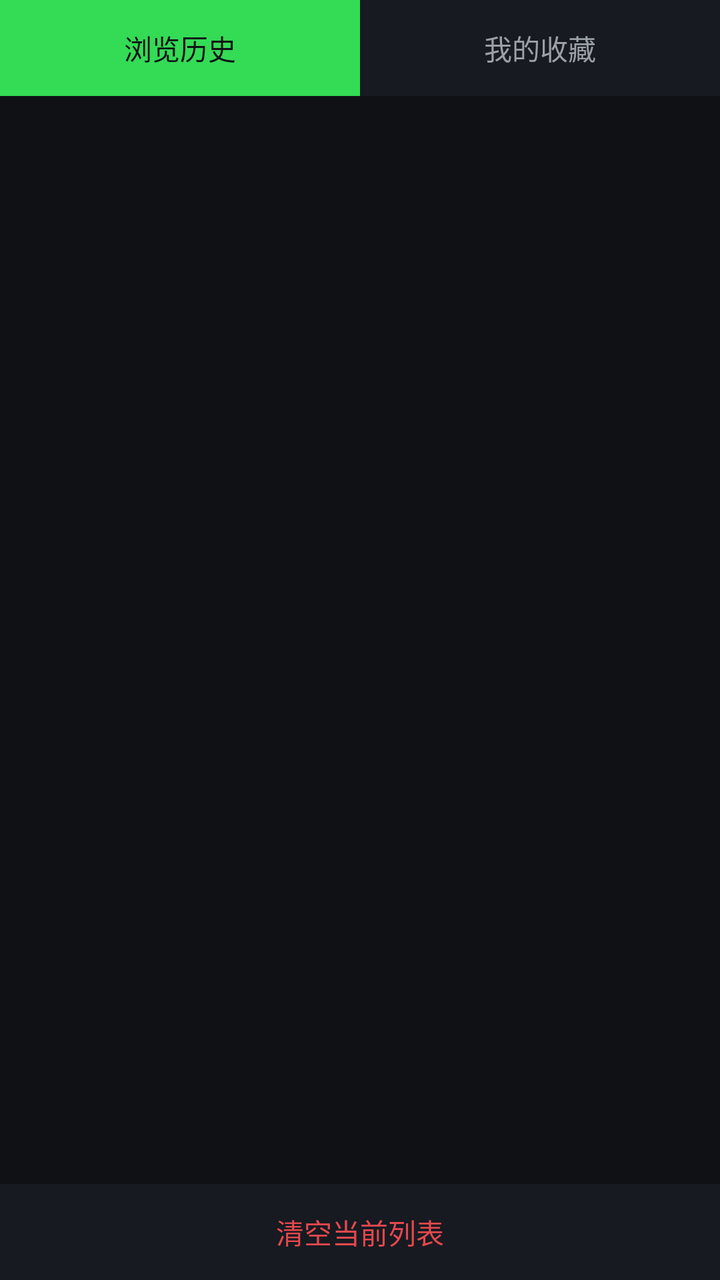
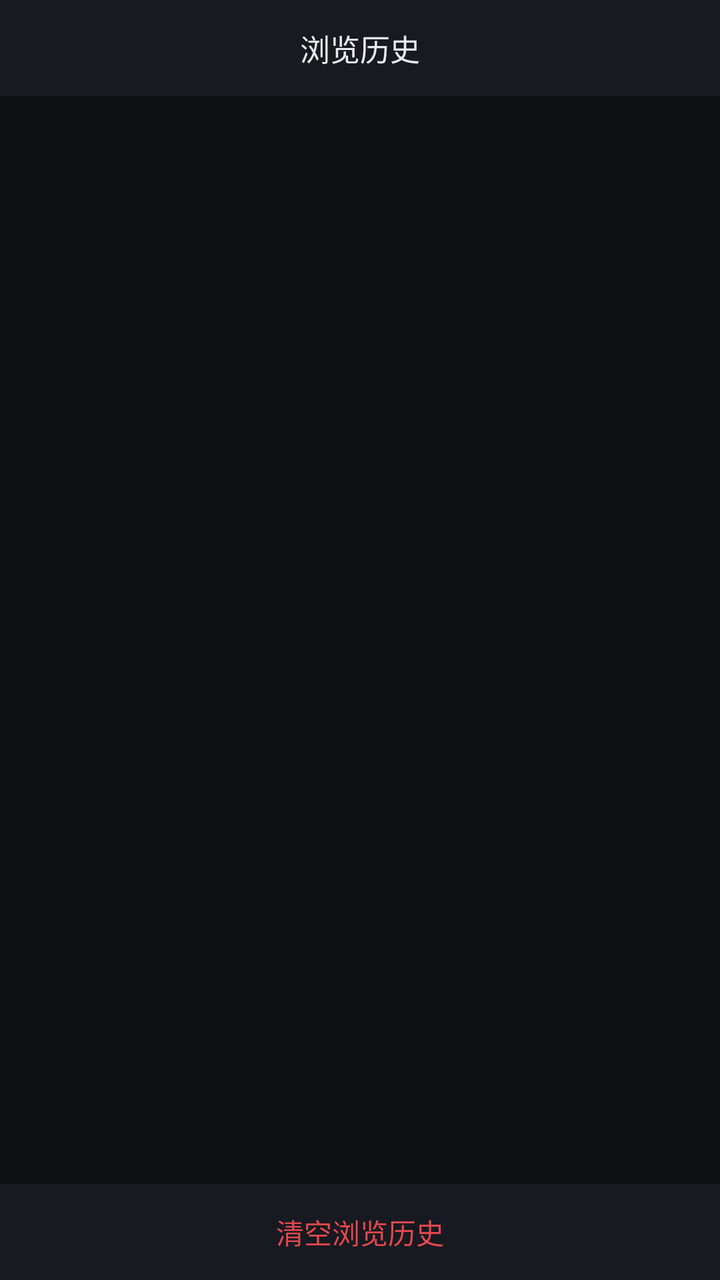

Two renders of the same Android screen: before a commit and after it. Below are the layout's source before the change and the commit's diff.
<!-- AndroidManifest.xml: application theme AppTheme -->
<!-- res/layout/activity_list.xml -->
<?xml version="1.0" encoding="utf-8"?>
<LinearLayout xmlns:android="http://schemas.android.com/apk/res/android"
    android:layout_width="match_parent"
    android:layout_height="match_parent"
    android:background="@color/bg"
    android:orientation="vertical">

    <LinearLayout
        android:layout_width="match_parent"
        android:layout_height="48dp"
        android:background="@color/surface"
        android:orientation="horizontal">

        <Button
            android:id="@+id/tabHist"
            android:layout_width="0dp"
            android:layout_height="match_parent"
            android:layout_weight="1"
            android:background="@drawable/bg_tab_on"
            android:text="浏览历史"
            android:textColor="#FF0F1115"
            android:textSize="14sp" />

        <Button
            android:id="@+id/tabFav"
            android:layout_width="0dp"
            android:layout_height="match_parent"
            android:layout_weight="1"
            android:background="@drawable/bg_tab_off"
            android:text="我的收藏"
            android:textColor="#FF9AA0A6"
            android:textSize="14sp" />

    </LinearLayout>

    <ListView
        android:id="@+id/list"
        android:layout_width="match_parent"
        android:layout_height="0dp"
        android:layout_weight="1"
        android:divider="@color/divider"
        android:dividerHeight="1dp" />

    <TextView
        android:id="@+id/empty"
        android:layout_width="match_parent"
        android:layout_height="0dp"
        android:layout_weight="1"
        android:gravity="center"
        android:text="暂无记录"
        android:textColor="@color/text2"
        android:textSize="14sp"
        android:visibility="gone" />

    <Button
        android:id="@+id/btnClear"
        android:layout_width="match_parent"
        android:layout_height="48dp"
        android:background="@color/surface"
        android:text="清空当前列表"
        android:textColor="@color/danger"
        android:textSize="14sp" />

</LinearLayout>
<!-- resources referenced by this layout -->
<resources>
  <color name="bg">#FF0F1115</color>
  <color name="danger">#FFE5484D</color>
  <color name="divider">#FF2A2E38</color>
  <color name="surface">#FF171A21</color>
  <color name="text2">#FF9AA0A6</color>
  <!-- drawable bg_tab_off (drawable) -->
  <?xml version="1.0" encoding="utf-8"?>
  <shape xmlns:android="http://schemas.android.com/apk/res/android"
      android:shape="rectangle">
      <solid android:color="#FF171A21" />
  </shape>
  <!-- drawable bg_tab_on (drawable) -->
  <?xml version="1.0" encoding="utf-8"?>
  <shape xmlns:android="http://schemas.android.com/apk/res/android"
      android:shape="rectangle">
      <solid android:color="#FF34DB55" />
  </shape>
  <style name="AppTheme" parent="Theme.AppCompat.NoActionBar">
          <item name="colorPrimary">@color/accent</item>
          <item name="colorPrimaryDark">@color/bg</item>
          <item name="colorAccent">@color/accent</item>
          <item name="android:windowBackground">@color/bg</item>
          <item name="android:statusBarColor">@android:color/transparent</item>
          <item name="android:navigationBarColor">@android:color/transparent</item>
          <item name="android:windowDrawsSystemBarBackgrounds">true</item>
          <item name="android:windowFullscreen">true</item>
          <item name="android:windowTranslucentStatus">false</item>
          <item name="android:windowTranslucentNavigation">false</item>
          <item name="android:windowContentOverlay">@null</item>
      </style>
  <color name="accent">#FF34DB55</color>
</resources>

<!-- the commit's change to res/layout/activity_list.xml (unified diff, before → after) -->
@@ -5,33 +5,14 @@
     android:background="@color/bg"
     android:orientation="vertical">
 
-    <LinearLayout
+    <TextView
         android:layout_width="match_parent"
         android:layout_height="48dp"
         android:background="@color/surface"
-        android:orientation="horizontal">
-
-        <Button
-            android:id="@+id/tabHist"
-            android:layout_width="0dp"
-            android:layout_height="match_parent"
-            android:layout_weight="1"
-            android:background="@drawable/bg_tab_on"
-            android:text="浏览历史"
-            android:textColor="#FF0F1115"
-            android:textSize="14sp" />
-
-        <Button
-            android:id="@+id/tabFav"
-            android:layout_width="0dp"
-            android:layout_height="match_parent"
-            android:layout_weight="1"
-            android:background="@drawable/bg_tab_off"
-            android:text="我的收藏"
-            android:textColor="#FF9AA0A6"
-            android:textSize="14sp" />
-
-    </LinearLayout>
+        android:gravity="center"
+        android:text="浏览历史"
+        android:textColor="@color/text"
+        android:textSize="15sp" />
 
     <ListView
         android:id="@+id/list"
@@ -47,7 +28,7 @@
         android:layout_height="0dp"
         android:layout_weight="1"
         android:gravity="center"
-        android:text="暂无记录"
+        android:text="暂无浏览记录"
         android:textColor="@color/text2"
         android:textSize="14sp"
         android:visibility="gone" />
@@ -57,7 +38,7 @@
         android:layout_width="match_parent"
         android:layout_height="48dp"
         android:background="@color/surface"
-        android:text="清空当前列表"
+        android:text="清空浏览历史"
         android:textColor="@color/danger"
         android:textSize="14sp" />
 
<!-- resource entries referenced after the edit -->
@@ -4,19 +4,8 @@
   <color name="danger">#FFE5484D</color>
   <color name="divider">#FF2A2E38</color>
   <color name="surface">#FF171A21</color>
+  <color name="text">#FFE8EAED</color>
   <color name="text2">#FF9AA0A6</color>
-  <!-- drawable bg_tab_off (drawable) -->
-  <?xml version="1.0" encoding="utf-8"?>
-  <shape xmlns:android="http://schemas.android.com/apk/res/android"
-      android:shape="rectangle">
-      <solid android:color="#FF171A21" />
-  </shape>
-  <!-- drawable bg_tab_on (drawable) -->
-  <?xml version="1.0" encoding="utf-8"?>
-  <shape xmlns:android="http://schemas.android.com/apk/res/android"
-      android:shape="rectangle">
-      <solid android:color="#FF34DB55" />
-  </shape>
   <style name="AppTheme" parent="Theme.AppCompat.NoActionBar">
           <item name="colorPrimary">@color/accent</item>
           <item name="colorPrimaryDark">@color/bg</item>
